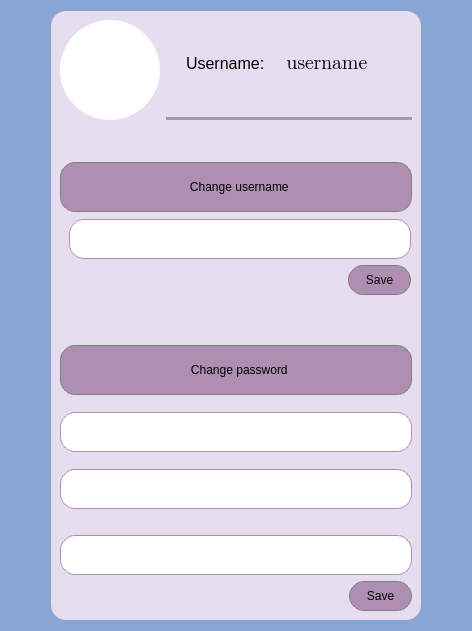
Old version of the form messenger/profilewindow.ui in the repository ita-social-projects/HTTP_Messenger_Client.
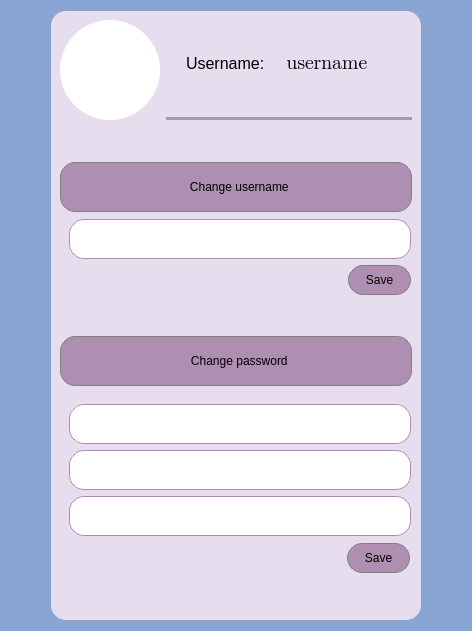
New version of the form. Icons and pictures are not drawn.

Commit message:
CLV-180 Added Password widget animation
Added Show/Hide Animation to the Widget_Password on the profile window

Tested on Windows 10x 64

```diff
--- a/messenger/profilewindow.ui
+++ b/messenger/profilewindow.ui
@@ -433,6 +433,21 @@
        </spacer>
       </item>
       <item row="11" column="0" colspan="2">
+       <widget class="QWidget" name="Widget_Password" native="true">
+        <property name="minimumSize">
+         <size>
+          <width>0</width>
+          <height>0</height>
+         </size>
+        </property>
+        <layout class="QVBoxLayout" name="verticalLayout_3">
+         <property name="topMargin">
+          <number>1</number>
+         </property>
+         <property name="rightMargin">
+          <number>1</number>
+         </property>
+         <item>
        <widget class="QLineEdit" name="lineEdit_Password">
         <property name="sizePolicy">
          <sizepolicy hsizetype="Preferred" vsizetype="Fixed">
@@ -459,23 +474,7 @@
         </property>
        </widget>
       </item>
-      <item row="12" column="0">
-       <spacer name="verticalSpacer_4">
-        <property name="orientation">
-         <enum>Qt::Vertical</enum>
-        </property>
-        <property name="sizeType">
-         <enum>QSizePolicy::Fixed</enum>
-        </property>
-        <property name="sizeHint" stdset="0">
-         <size>
-          <width>20</width>
-          <height>5</height>
-         </size>
-        </property>
-       </spacer>
-      </item>
-      <item row="13" column="0" colspan="2">
+         <item>
        <widget class="QLineEdit" name="lineEdit_NewPassword">
         <property name="sizePolicy">
          <sizepolicy hsizetype="Preferred" vsizetype="Fixed">
@@ -502,7 +501,100 @@
         </property>
        </widget>
       </item>
-      <item row="14" column="0" colspan="2">
+         <item>
+          <widget class="QLineEdit" name="lineEdit_ConfNewPassword">
+           <property name="sizePolicy">
+            <sizepolicy hsizetype="Preferred" vsizetype="Fixed">
+             <horstretch>0</horstretch>
+             <verstretch>0</verstretch>
+            </sizepolicy>
+           </property>
+           <property name="minimumSize">
+            <size>
+             <width>0</width>
+             <height>40</height>
+            </size>
+           </property>
+           <property name="styleSheet">
+            <string notr="true">background-color: rgb(255, 255, 255);
+font: 10pt &quot;MS Shell Dlg 2&quot;;
+border-radius: 15px;
+border-style: solid;
+border-width: 1px;
+border-color: rgb(174, 143, 177);</string>
+           </property>
+           <property name="echoMode">
+            <enum>QLineEdit::Password</enum>
+           </property>
+          </widget>
+         </item>
+         <item>
+          <widget class="QWidget" name="Widget_ConfirmPassword" native="true">
+           <layout class="QVBoxLayout" name="verticalLayout_5">
+            <property name="topMargin">
+             <number>1</number>
+            </property>
+            <property name="rightMargin">
+             <number>1</number>
+            </property>
+            <item>
+             <layout class="QHBoxLayout" name="horizontalLayout_2">
+              <item>
+               <spacer name="horizontalSpacer_2">
+                <property name="orientation">
+                 <enum>Qt::Horizontal</enum>
+                </property>
+                <property name="sizeType">
+                 <enum>QSizePolicy::Expanding</enum>
+                </property>
+                <property name="sizeHint" stdset="0">
+                 <size>
+                  <width>40</width>
+                  <height>20</height>
+                 </size>
+                </property>
+               </spacer>
+              </item>
+              <item>
+               <widget class="QPushButton" name="pushButton_SavePassword">
+                <property name="sizePolicy">
+                 <sizepolicy hsizetype="Minimum" vsizetype="Fixed">
+                  <horstretch>0</horstretch>
+                  <verstretch>0</verstretch>
+                 </sizepolicy>
+                </property>
+                <property name="minimumSize">
+                 <size>
+                  <width>0</width>
+                  <height>30</height>
+                 </size>
+                </property>
+                <property name="styleSheet">
+                 <string notr="true">QPushButton {
+font: 75 14pt &quot;MS Shell Dlg 2&quot;;
+background-color: rgb(174, 143, 177);
+border-radius: 15px;
+border: 1px solid gray;
+}
+
+QPushButton:pressed{
+background-color:rgb(111, 91, 113);
+}</string>
+                </property>
+                <property name="text">
+                 <string>     Save     </string>
+                </property>
+               </widget>
+              </item>
+             </layout>
+            </item>
+           </layout>
+          </widget>
+         </item>
+        </layout>
+       </widget>
+      </item>
+      <item row="16" column="0" colspan="2">
        <widget class="QLabel" name="label_ConfPassInfo">
         <property name="sizePolicy">
          <sizepolicy hsizetype="Minimum" vsizetype="Fixed">
@@ -530,85 +622,7 @@
         </property>
        </widget>
       </item>
-      <item row="15" column="0" colspan="2">
-       <widget class="QLineEdit" name="lineEdit_ConfNewPassword">
-        <property name="sizePolicy">
-         <sizepolicy hsizetype="Preferred" vsizetype="Fixed">
-          <horstretch>0</horstretch>
-          <verstretch>0</verstretch>
-         </sizepolicy>
-        </property>
-        <property name="minimumSize">
-         <size>
-          <width>0</width>
-          <height>40</height>
-         </size>
-        </property>
-        <property name="styleSheet">
-         <string notr="true">background-color: rgb(255, 255, 255);
-font: 10pt &quot;MS Shell Dlg 2&quot;;
-border-radius: 15px;
-border-style: solid;
-border-width: 1px;
-border-color: rgb(174, 143, 177);</string>
-        </property>
-        <property name="echoMode">
-         <enum>QLineEdit::Password</enum>
-        </property>
-       </widget>
-      </item>
-      <item row="16" column="0" colspan="2">
-       <layout class="QHBoxLayout" name="horizontalLayout_2">
-        <item>
-         <spacer name="horizontalSpacer_2">
-          <property name="orientation">
-           <enum>Qt::Horizontal</enum>
-          </property>
-          <property name="sizeType">
-           <enum>QSizePolicy::Expanding</enum>
-          </property>
-          <property name="sizeHint" stdset="0">
-           <size>
-            <width>40</width>
-            <height>20</height>
-           </size>
-          </property>
-         </spacer>
-        </item>
-        <item>
-         <widget class="QPushButton" name="pushButton_SavePassword">
-          <property name="sizePolicy">
-           <sizepolicy hsizetype="Minimum" vsizetype="Fixed">
-            <horstretch>0</horstretch>
-            <verstretch>0</verstretch>
-           </sizepolicy>
-          </property>
-          <property name="minimumSize">
-           <size>
-            <width>0</width>
-            <height>30</height>
-           </size>
-          </property>
-          <property name="styleSheet">
-           <string notr="true">QPushButton {
-font: 75 14pt &quot;MS Shell Dlg 2&quot;;
-background-color: rgb(174, 143, 177);
-border-radius: 15px;
-border: 1px solid gray;
-}
-
-QPushButton:pressed{
-background-color:rgb(111, 91, 113);
-}</string>
-          </property>
-          <property name="text">
-           <string>     Save     </string>
-          </property>
-         </widget>
-        </item>
-       </layout>
-      </item>
-     </layout>
+     </layout>
     </widget>
    </item>
    <item row="1" column="2">
```
Left out of the diff: 32 changed lines with no effect on the pictures. Lines whose indentation alone changed are shown as unchanged. The commit also changes 1 other file.
